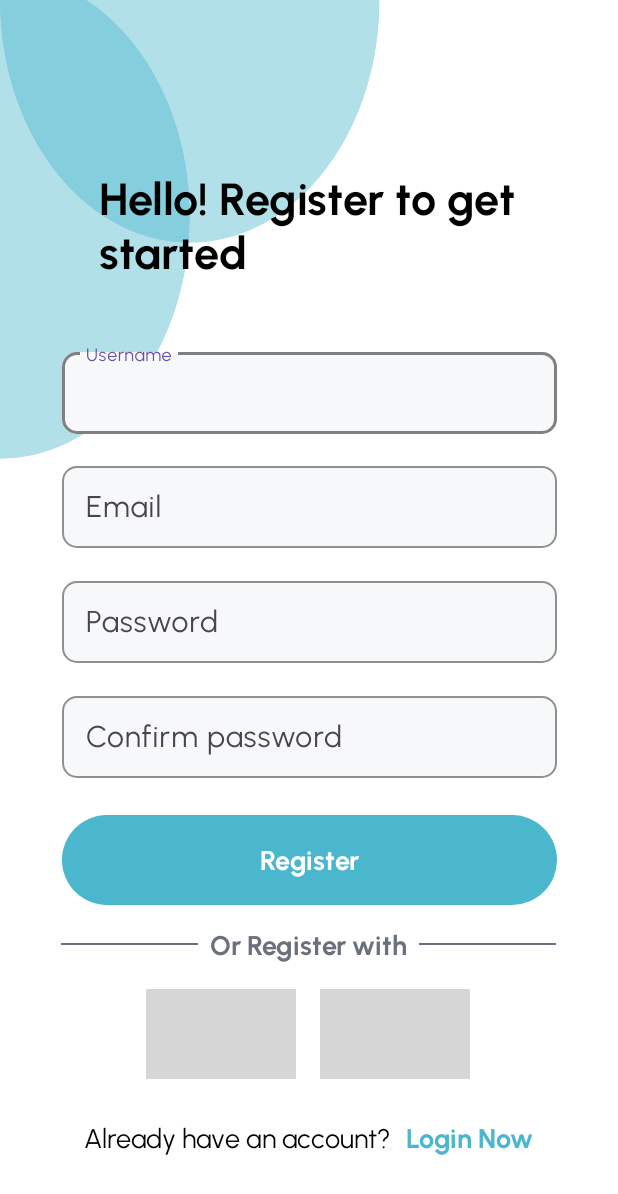
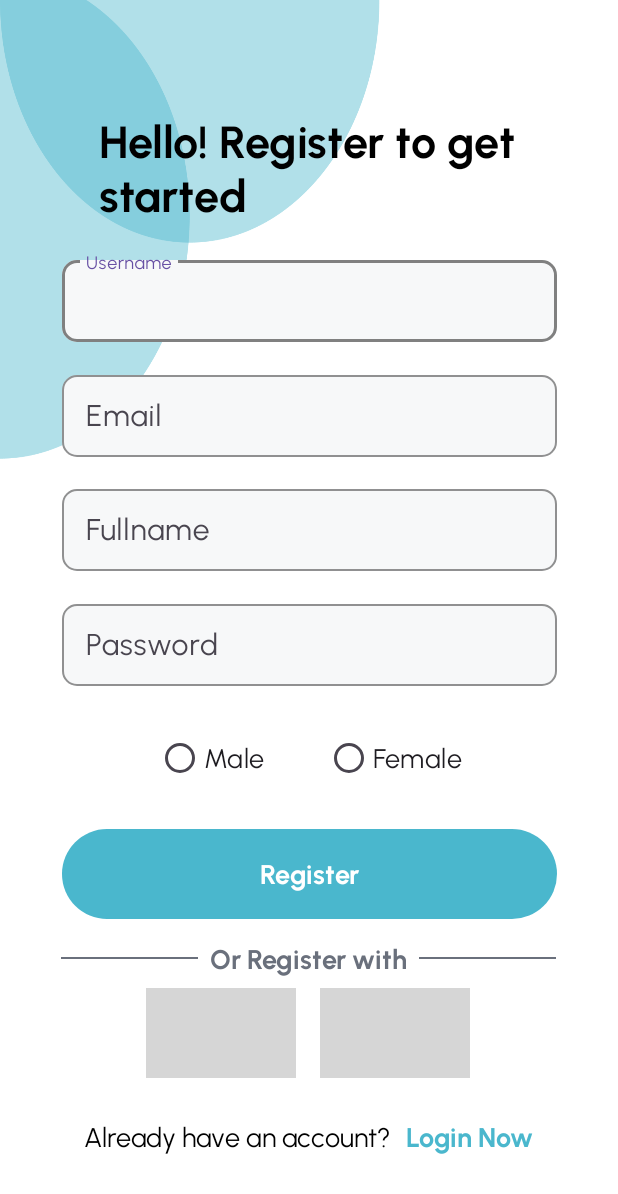
Before and after one commit to nguyenmai333/smarthoctAp, an Android app: the RegisterActivity screen opened directly, with no data from a screen before it, on a phone screen of 412 x 824 dp. Shown: the top 1194 px of the screen. Run offline under Robolectric (Android 15) with nearby library versions, the phone set to English and light mode, and no system bars; Roboto replaces fonts that are not available here; grey boxes are pictures that could not be loaded.

Commit message:
Register, Login Api Done

```diff
--- a/app/app/src/main/java/com/uitcontest/studymanagement/MainActivity.java
+++ b/app/app/src/main/java/com/uitcontest/studymanagement/MainActivity.java
@@ -112,12 +112,14 @@ public class MainActivity extends AppCompatActivity {
         });
     }
 
-    /*private void handleSummarize() {
+    /*
+    private void handleSummarize() {
         // Handle click event
         summarizeButton.setOnClickListener(v -> {
             openDialog();
         });
-    }*/
+    }
+    */
 
     private void handleUploadImage() {
         // Handle click event
--- a/app/app/src/main/java/com/uitcontest/studymanagement/RegisterActivity.java
+++ b/app/app/src/main/java/com/uitcontest/studymanagement/RegisterActivity.java
@@ -6,18 +6,35 @@ import androidx.appcompat.widget.AppCompatButton;
 import android.content.Context;
 import android.content.Intent;
 import android.os.Bundle;
+import android.util.Log;
 import android.view.View;
+import android.widget.RadioButton;
+import android.widget.RadioGroup;
 import android.widget.TextView;
+import android.widget.Toast;
 
 import com.google.android.material.textfield.TextInputEditText;
+import com.uitcontest.studymanagement.api.ApiClient;
+import com.uitcontest.studymanagement.api.ApiService;
 
+import java.io.IOException;
 import java.util.Objects;
+
+import okhttp3.ResponseBody;
+import retrofit2.Call;
+import retrofit2.Callback;
+import retrofit2.Response;
+import retrofit2.Retrofit;
+import retrofit2.converter.gson.GsonConverterFactory;
 
 public class RegisterActivity extends AppCompatActivity {
 
-    private TextInputEditText usernameEditText, emailEditText, passwordEditText, confirmPasswordEditText;
+    private TextInputEditText usernameEditText, emailEditText, passwordEditText, fullnameEditText;
     private TextView loginNowTextView;
+    private RadioGroup genderRadioGroup;
+    private RadioButton selectedGenderRadioButton;
     private AppCompatButton registerButton;
+    private final ApiService service = ApiClient.getApiService();
 
     @Override
     protected void onCreate(Bundle savedInstanceState) {
@@ -37,46 +54,6 @@ public class RegisterActivity extends AppCompatActivity {
 
         // Handle click for "Login Now" text
         loginNowTextView.setOnClickListener(v -> handleLoginNow());
-
-        // Handle focus change for username input field
-        usernameEditText.setOnFocusChangeListener((v, hasFocus) -> {
-            if (hasFocus) {
-                handleUsernameFocus();
-            }
-        });
-
-
-        // Handle focus change for email input field
-        emailEditText.setOnFocusChangeListener((v, hasFocus) -> {
-            if (hasFocus) {
-                handleEmailFocus();
-            }
-        });
-
-        // Handle focus change for password input field
-        passwordEditText.setOnFocusChangeListener((v, hasFocus) -> {
-            if (hasFocus) {
-                handlePasswordFocus();
-            }
-        });
-
-        // Handle focus change for confirm password input field
-        confirmPasswordEditText.setOnFocusChangeListener((v, hasFocus) -> {
-            if (hasFocus) {
-                handleConfirmPasswordFocus();
-            }
-        });
-    }
-    private void handleConfirmPasswordFocus() {
-    }
-
-    private void handlePasswordFocus() {
-    }
-
-    private void handleEmailFocus() {
-    }
-
-    private void handleUsernameFocus() {
     }
 
     private void handleLoginNow() {
@@ -87,12 +64,57 @@ public class RegisterActivity extends AppCompatActivity {
     }
 
     private void handleRegister() {
-        String username = Objects.requireNonNull(usernameEditText.getText().toString());
+        String username = Objects.requireNonNull(usernameEditText.getText()).toString();
         String email = Objects.requireNonNull(emailEditText.getText()).toString();
         String password = Objects.requireNonNull(passwordEditText.getText()).toString();
-        String confirmPassword = Objects.requireNonNull(confirmPasswordEditText.getText()).toString();
+        String fullname = Objects.requireNonNull(fullnameEditText.getText().toString());
+        int selectedGenderId = genderRadioGroup.getCheckedRadioButtonId();
 
-        handleLoginNow();
+        if (selectedGenderId == -1) {
+            Toast.makeText(this, "Please select your gender", Toast.LENGTH_SHORT).show();
+            return;
+        }
+
+        // Basic validation checks
+        if (username.isEmpty() || email.isEmpty() || password.isEmpty() || fullname.isEmpty()) {
+            Toast.makeText(this, "Please fill all fields", Toast.LENGTH_SHORT).show();
+            return;
+        }
+        selectedGenderRadioButton = findViewById(selectedGenderId);
+        String gender = selectedGenderRadioButton.getText().toString();
+
+        // Create the request model
+        RegisterUserRequest request = new RegisterUserRequest(username, password, email, fullname, gender);
+
+        // Call the register API
+        Call<ResponseBody> call = service.registerUser(request);
+
+        call.enqueue(new Callback<ResponseBody>() {
+            @Override
+            public void onResponse(Call<ResponseBody> call, Response<ResponseBody> response) {
+                if (response.isSuccessful()) {
+                    Toast.makeText(RegisterActivity.this, "Registration Successful!", Toast.LENGTH_SHORT).show();
+                    // Navigate to the login screen or another screen
+                    handleLoginNow();
+                } else {
+
+                    try {
+                        String errorBody = response.errorBody().string();
+                        Log.e("RegisterActivity", "Error response: " + errorBody);
+                    } catch (IOException e) {
+                        e.printStackTrace();
+                    }
+
+
+                    Toast.makeText(RegisterActivity.this, "Registration Failed: " + response.message(), Toast.LENGTH_SHORT).show();
+                }
+            }
+
+            @Override
+            public void onFailure(Call<ResponseBody> call, Throwable t) {
+                Toast.makeText(RegisterActivity.this, "An error occurred: " + t.getMessage(), Toast.LENGTH_LONG).show();
+            }
+        });
     }
 
     private void switchActivity(Context currentContext, Class<?> targetActivity) {
@@ -105,7 +127,8 @@ public class RegisterActivity extends AppCompatActivity {
         usernameEditText = findViewById(R.id.etRegisterUsernameText);
         emailEditText = findViewById(R.id.etRegisterEmailText);
         passwordEditText = findViewById(R.id.etRegisterPasswordText);
-        confirmPasswordEditText = findViewById(R.id.etRegisterConfirmPasswordText);
+        genderRadioGroup = findViewById(R.id.rgGender);
+        fullnameEditText = findViewById(R.id.etRegisterFullnameText);
         loginNowTextView = findViewById(R.id.tvLoginNow);
         registerButton = findViewById(R.id.registerButton);
     }
--- a/app/app/src/main/java/com/uitcontest/studymanagement/api/ApiClient.java
+++ b/app/app/src/main/java/com/uitcontest/studymanagement/api/ApiClient.java
@@ -6,7 +6,7 @@ import retrofit2.Retrofit;
 import retrofit2.converter.gson.GsonConverterFactory;
 
 public class ApiClient {
-    private static final String BASE_URL = "http://172.26.52.95:8000/docs/";
+    private static final String BASE_URL = "http://172.26.137.166:8000/docs/";
     private static Retrofit retrofit = null;
 
     public static Retrofit getClient() {
--- a/app/app/src/main/java/com/uitcontest/studymanagement/api/ApiService.java
+++ b/app/app/src/main/java/com/uitcontest/studymanagement/api/ApiService.java
@@ -1,10 +1,14 @@
 package com.uitcontest.studymanagement.api;
+
+import com.uitcontest.studymanagement.RegisterUserRequest;
 
 import okhttp3.MultipartBody;
 import okhttp3.RequestBody;
 import okhttp3.ResponseBody;
 import retrofit2.Call;
+import retrofit2.http.Body;
 import retrofit2.http.Field;
+import retrofit2.http.FormUrlEncoded;
 import retrofit2.http.GET;
 import retrofit2.http.Multipart;
 import retrofit2.http.POST;
@@ -15,7 +19,22 @@ public interface ApiService {
     @Multipart
     @POST("/summarize/")
     Call<ResponseBody> uploadText(@Part("text") String text);
+
     @Multipart
     @POST("/upload")
     Call<ResponseBody> uploadImage(@Part MultipartBody.Part image);
+
+    @POST("/register/")
+    Call<ResponseBody> registerUser(@Body RegisterUserRequest request);
+
+    @FormUrlEncoded
+    @POST("/token")
+    Call<ResponseBody> loginUser(
+            @Field("grant_type") String grantType,
+            @Field("username") String username,
+            @Field("password") String password,
+            @Field("scope") String scope,
+            @Field("client_id") String clientId,
+            @Field("client_secret") String clientSecret
+    );
 }
--- a/app/app/src/main/res/layout/activity_register.xml
+++ b/app/app/src/main/res/layout/activity_register.xml
@@ -23,7 +23,7 @@
         app:layout_constraintEnd_toEndOf="parent"
         app:layout_constraintStart_toStartOf="parent"
         app:layout_constraintTop_toTopOf="parent"
-        app:layout_constraintVertical_bias="0.15" />
+        app:layout_constraintVertical_bias="0.1" />
 
     <com.google.android.material.textfield.TextInputLayout
         android:id="@+id/etRegisterUsernameLayout"
@@ -41,7 +41,7 @@
         app:layout_constraintEnd_toEndOf="parent"
         app:layout_constraintStart_toStartOf="parent"
         app:layout_constraintTop_toTopOf="parent"
-        app:layout_constraintVertical_bias="0.3">
+        app:layout_constraintVertical_bias="0.22">
 
         <com.google.android.material.textfield.TextInputEditText
             android:id="@+id/etRegisterUsernameText"
@@ -72,10 +72,41 @@
         app:layout_constraintEnd_toEndOf="parent"
         app:layout_constraintStart_toStartOf="parent"
         app:layout_constraintTop_toTopOf="parent"
-        app:layout_constraintVertical_bias="0.4">
+        app:layout_constraintVertical_bias="0.32">
 
         <com.google.android.material.textfield.TextInputEditText
             android:id="@+id/etRegisterEmailText"
+            android:layout_width="match_parent"
+            android:layout_height="match_parent"
+            android:ellipsize="end"
+            android:fontFamily="@font/urbanist"
+            android:padding="15dp"
+            android:singleLine="true"
+            android:textAlignment="textStart"
+            android:textColor="@color/black"
+            android:textSize="20sp" />
+    </com.google.android.material.textfield.TextInputLayout>
+
+    <com.google.android.material.textfield.TextInputLayout
+        android:id="@+id/etRegisterFullnameLayout"
+        android:layout_width="330dp"
+        android:layout_height="60dp"
+        android:hint="@string/fullname"
+        android:inputType="textEmailAddress"
+        app:boxBackgroundColor="@color/light_gray"
+        app:boxCornerRadiusBottomEnd="10dp"
+        app:boxCornerRadiusBottomStart="10dp"
+        app:boxCornerRadiusTopEnd="10dp"
+        app:boxCornerRadiusTopStart="10dp"
+        app:boxStrokeColor="@color/gray"
+        app:layout_constraintBottom_toBottomOf="parent"
+        app:layout_constraintEnd_toEndOf="parent"
+        app:layout_constraintStart_toStartOf="parent"
+        app:layout_constraintTop_toTopOf="parent"
+        app:layout_constraintVertical_bias="0.42">
+
+        <com.google.android.material.textfield.TextInputEditText
+            android:id="@+id/etRegisterFullnameText"
             android:layout_width="match_parent"
             android:layout_height="match_parent"
             android:ellipsize="end"
@@ -102,7 +133,7 @@
         app:layout_constraintEnd_toEndOf="parent"
         app:layout_constraintStart_toStartOf="parent"
         app:layout_constraintTop_toTopOf="parent"
-        app:layout_constraintVertical_bias="0.5">
+        app:layout_constraintVertical_bias="0.52">
 
         <com.google.android.material.textfield.TextInputEditText
             android:id="@+id/etRegisterPasswordText"
@@ -115,33 +146,35 @@
             android:textSize="20sp" />
     </com.google.android.material.textfield.TextInputLayout>
 
-    <com.google.android.material.textfield.TextInputLayout
-        android:id="@+id/etRegisterConfirmPasswordLayout"
-        android:layout_width="330dp"
-        android:layout_height="60dp"
-        android:hint="@string/confirm_password"
-        app:boxBackgroundColor="@color/light_gray"
-        app:boxCornerRadiusBottomEnd="10dp"
-        app:boxCornerRadiusBottomStart="10dp"
-        app:boxCornerRadiusTopEnd="10dp"
-        app:boxCornerRadiusTopStart="10dp"
-        app:boxStrokeColor="@color/gray"
+    <RadioGroup
+        android:id="@+id/rgGender"
+        android:layout_width="wrap_content"
+        android:layout_height="wrap_content"
+        android:orientation="horizontal"
+        app:layout_constraintTop_toTopOf="parent"
         app:layout_constraintBottom_toBottomOf="parent"
+        app:layout_constraintStart_toStartOf="parent"
         app:layout_constraintEnd_toEndOf="parent"
-        app:layout_constraintStart_toStartOf="parent"
-        app:layout_constraintTop_toTopOf="parent"
-        app:layout_constraintVertical_bias="0.6" >
+        app:layout_constraintVertical_bias="0.62">
 
-        <com.google.android.material.textfield.TextInputEditText
-            android:id="@+id/etRegisterConfirmPasswordText"
-            android:layout_width="match_parent"
-            android:layout_height="match_parent"
+        <RadioButton
+            android:id="@+id/rbMale"
+            android:layout_width="wrap_content"
+            android:layout_height="wrap_content"
+            android:text="@string/male"
+            android:layout_marginEnd="20dp"
             android:fontFamily="@font/urbanist"
-            android:inputType="textPassword"
-            android:textAlignment="textStart"
-            android:textColor="@color/black"
-            android:textSize="20sp" />
-    </com.google.android.material.textfield.TextInputLayout>
+            android:textSize="18sp" />
+
+        <RadioButton
+            android:id="@+id/rbFemale"
+            android:layout_width="wrap_content"
+            android:layout_height="wrap_content"
+            android:layout_marginStart="20dp"
+            android:text="@string/female"
+            android:fontFamily="@font/urbanist"
+            android:textSize="18sp" />
+    </RadioGroup>
 
     <androidx.appcompat.widget.AppCompatButton
         android:id="@+id/registerButton"
@@ -157,7 +190,7 @@
         app:layout_constraintBottom_toBottomOf="parent"
         app:layout_constraintEnd_toEndOf="parent"
         app:layout_constraintStart_toStartOf="parent"
-        app:layout_constraintTop_toBottomOf="@+id/etRegisterConfirmPasswordLayout"
+        app:layout_constraintTop_toBottomOf="@+id/rgGender"
         app:layout_constraintVertical_bias="0.1" />
 
     <LinearLayout
@@ -206,7 +239,6 @@
         <LinearLayout
             android:layout_width="330dp"
             android:layout_height="wrap_content"
-            android:layout_marginTop="10dp"
             android:gravity="center"
             android:orientation="horizontal">
 
--- a/app/app/src/main/res/values/strings.xml
+++ b/app/app/src/main/res/values/strings.xml
@@ -20,4 +20,8 @@
     <string name="convert">Convert</string>
     <string name="mindmap">Mindmap</string>
     <string name="summarize">Summarize</string>
+    <string name="fullname">Fullname</string>
+    <string name="male">Male</string>
+    <string name="female">Female</string>
+    <string name="gender">Gender</string>
 </resources>
```
Also changed, not shown: app/app/src/main/java/com/uitcontest/studymanagement/LoginActivity.java (+52 -30 lines), app/app/src/main/java/com/uitcontest/studymanagement/RegisterUserRequest.java (added, +17 -0 lines), app/app/src/main/java/com/uitcontest/studymanagement/SpeechToTextActivity.java (+27 -28 lines).
